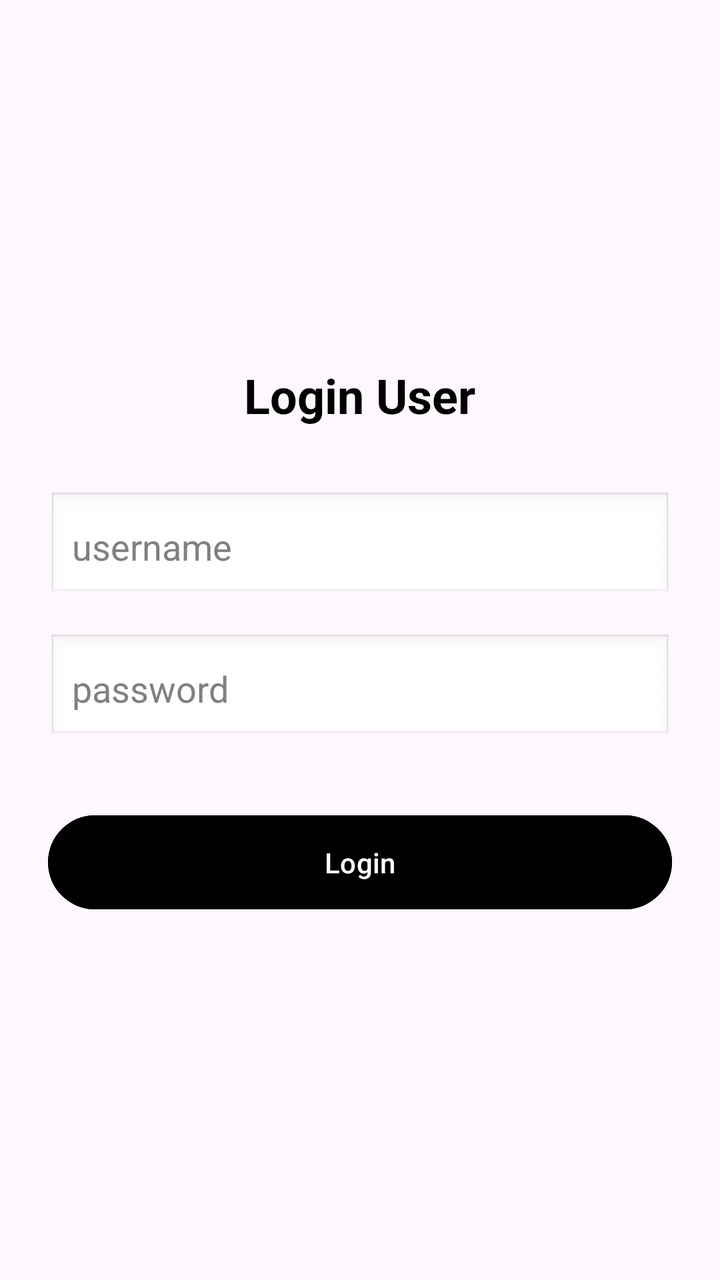
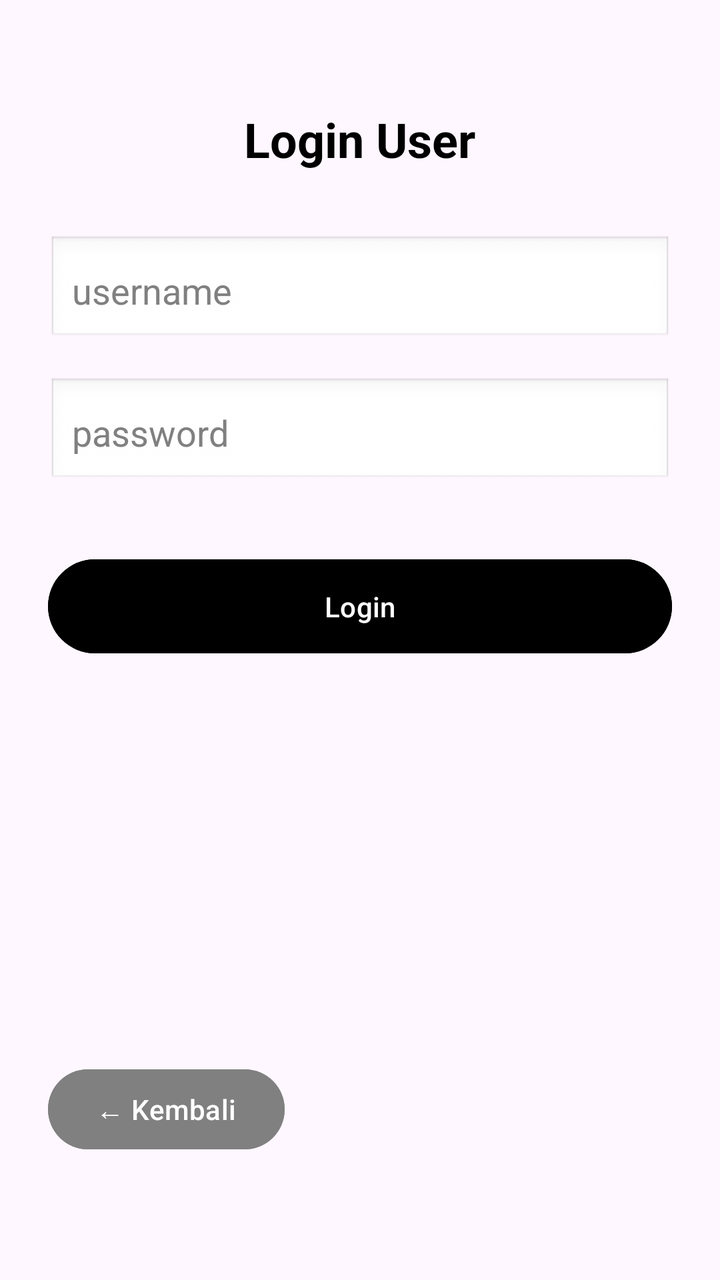

Two renders of the same Android screen: before a commit and after it. Below are the layout's source before the change and the commit's diff.
<!-- AndroidManifest.xml: application theme Theme.KopiDanNyemil -->
<!-- res/layout/activity_login.xml -->
<?xml version="1.0" encoding="utf-8"?>
<LinearLayout xmlns:android="http://schemas.android.com/apk/res/android"
    android:layout_width="match_parent"
    android:layout_height="match_parent"
    android:gravity="center"
    android:orientation="vertical"
    android:padding="24dp">

    <TextView
        android:layout_width="wrap_content"
        android:layout_height="wrap_content"
        android:layout_marginBottom="32dp"
        android:text="Login User"
        android:textColor="@android:color/black"
        android:textSize="24sp"
        android:textStyle="bold" />

    <EditText
        android:id="@+id/etLoginUsername"
        android:layout_width="match_parent"
        android:layout_height="55dp"
        android:layout_marginBottom="16dp"
        android:background="@android:drawable/edit_text"
        android:hint="username"
        android:textColorHint="#808080"
        android:textColor="@android:color/black"
        android:padding="12dp" />

    <EditText
        android:id="@+id/etLoginPassword"
        android:layout_width="match_parent"
        android:layout_height="55dp"
        android:layout_marginBottom="32dp"
        android:background="@android:drawable/edit_text"
        android:hint="password"
        android:inputType="textPassword"
        android:padding="12dp"
        android:textColorHint="#808080"
        android:textColor="@android:color/black"/>

    <Button
        android:id="@+id/btnLogin"
        android:layout_width="match_parent"
        android:layout_height="55dp"
        android:backgroundTint="@color/black"
        android:text="Login"
        android:textAllCaps="false"
        android:textColor="@android:color/white" />
</LinearLayout>
<!-- resources referenced by this layout -->
<resources>
  <color name="black">#FF000000</color>
  <style name="Theme.KopiDanNyemil" parent="Base.Theme.KopiDanNyemil" />
  <style name="Base.Theme.KopiDanNyemil" parent="Theme.Material3.DayNight.NoActionBar">
          
          
      </style>
</resources>

<!-- the commit's change to res/layout/activity_login.xml (unified diff, before → after) -->
@@ -5,6 +5,7 @@
     android:gravity="center"
     android:orientation="vertical"
     android:padding="24dp">
+
 
     <TextView
         android:layout_width="wrap_content"
@@ -46,4 +47,16 @@
         android:text="Login"
         android:textAllCaps="false"
         android:textColor="@android:color/white" />
+
+    <Button
+        android:id="@+id/btnBack"
+        android:layout_width="wrap_content"
+        android:layout_height="wrap_content"
+        android:layout_gravity="start"
+        android:layout_marginTop="200dp"
+        android:layout_marginBottom="8dp"
+        android:backgroundTint="#808080"
+        android:text="← Kembali"
+        android:textAllCaps="false"
+        android:textColor="@android:color/white" />
 </LinearLayout>
